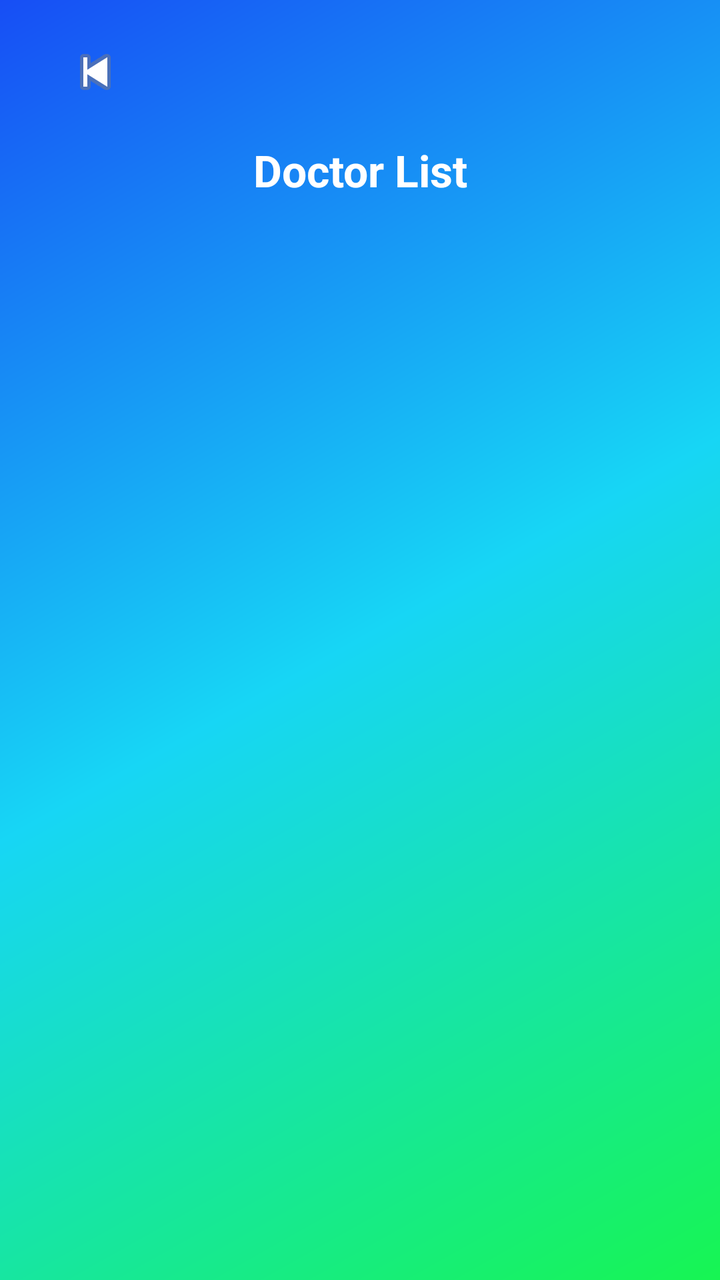
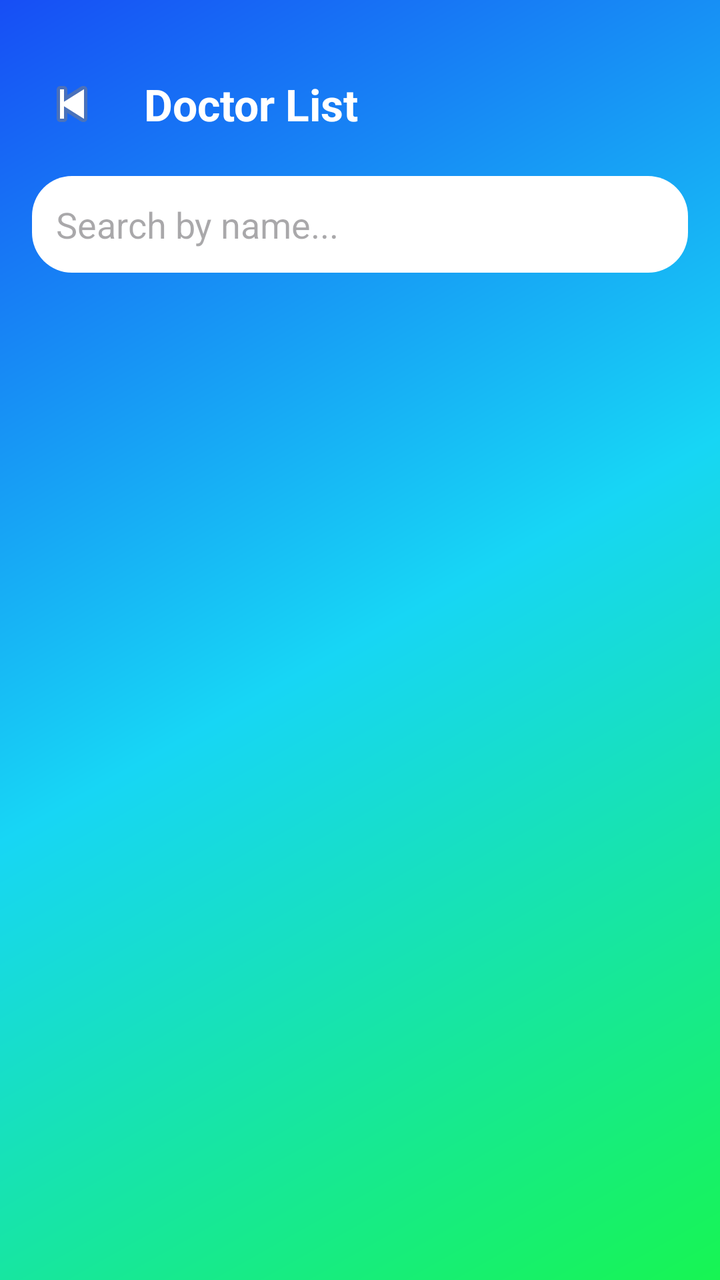

The first picture is an Android layout as it rendered before a commit; the second is the same layout after the commit. The layout source and the unified diff follow.
<!-- AndroidManifest.xml: application theme Theme.VitaCare_app_250 -->
<!-- res/layout/activity_doctor_list.xml -->
<?xml version="1.0" encoding="utf-8"?>
<androidx.constraintlayout.widget.ConstraintLayout
    xmlns:android="http://schemas.android.com/apk/res/android"
    xmlns:app="http://schemas.android.com/apk/res-auto"
    android:layout_width="match_parent"
    android:layout_height="match_parent"
    android:background="@drawable/gradient_background"
    android:padding="16dp">

    

    
    <ImageButton
        android:id="@+id/backButton"
        android:layout_width="40dp"
        android:layout_height="40dp"
        android:background="@android:color/transparent"
        android:contentDescription="Back"
        android:src="@android:drawable/ic_media_previous"
        app:layout_constraintBottom_toBottomOf="parent"
        app:layout_constraintEnd_toEndOf="parent"
        app:layout_constraintHorizontal_bias="0.041"
        app:layout_constraintStart_toStartOf="parent"
        app:layout_constraintTop_toTopOf="parent"
        app:layout_constraintVertical_bias="0.0" />

    

    <TextView
        android:id="@+id/textDoctorListTitle"
        android:layout_width="0dp"
        android:layout_height="wrap_content"
        android:gravity="center"
        android:text="Doctor List"
        android:textColor="@android:color/white"
        android:textSize="22sp"
        android:textStyle="bold"
        app:layout_constraintBottom_toBottomOf="parent"
        app:layout_constraintEnd_toEndOf="parent"
        app:layout_constraintHorizontal_bias="1.0"
        app:layout_constraintStart_toStartOf="parent"
        app:layout_constraintTop_toTopOf="parent"
        app:layout_constraintVertical_bias="0.094" />

    <androidx.recyclerview.widget.RecyclerView
        android:id="@+id/recyclerViewDoctors"
        android:layout_width="0dp"
        android:layout_height="0dp"
        android:layout_marginTop="24dp"
        app:layout_constraintTop_toBottomOf="@id/textDoctorListTitle"
        app:layout_constraintBottom_toBottomOf="parent"
        app:layout_constraintStart_toStartOf="parent"
        app:layout_constraintEnd_toEndOf="parent"/>
</androidx.constraintlayout.widget.ConstraintLayout>
<!-- resources referenced by this layout -->
<resources>
  <!-- drawable gradient_background (drawable) -->
  <?xml version="1.0" encoding="utf-8"?>
  <shape xmlns:android="http://schemas.android.com/apk/res/android"
      android:shape="rectangle">
      <gradient
          android:type="linear"
          android:angle="135"
          android:startColor="#17f552"
          android:centerColor="#17d6f5"
          android:endColor="#174ef5"
          android:useLevel="false"/>
  </shape>
  <style name="Theme.VitaCare_app_250" parent="Base.Theme.VitaCare_app_250" />
  <style name="Base.Theme.VitaCare_app_250" parent="Theme.Material3.DayNight.NoActionBar">
          
          
      </style>
</resources>

<!-- the commit's change to res/layout/activity_doctor_list.xml (unified diff, before → after) -->
@@ -8,47 +8,60 @@
     android:padding="16dp">
 
     
-
-    
     <ImageButton
         android:id="@+id/backButton"
         android:layout_width="40dp"
         android:layout_height="40dp"
+        android:layout_marginTop="16dp"
         android:background="@android:color/transparent"
         android:contentDescription="Back"
         android:src="@android:drawable/ic_media_previous"
-        app:layout_constraintBottom_toBottomOf="parent"
-        app:layout_constraintEnd_toEndOf="parent"
-        app:layout_constraintHorizontal_bias="0.041"
         app:layout_constraintStart_toStartOf="parent"
-        app:layout_constraintTop_toTopOf="parent"
-        app:layout_constraintVertical_bias="0.0" />
+        app:layout_constraintTop_toTopOf="parent" />
 
     
-
     <TextView
         android:id="@+id/textDoctorListTitle"
-        android:layout_width="0dp"
+        android:layout_width="wrap_content"
         android:layout_height="wrap_content"
-        android:gravity="center"
         android:text="Doctor List"
         android:textColor="@android:color/white"
         android:textSize="22sp"
         android:textStyle="bold"
-        app:layout_constraintBottom_toBottomOf="parent"
-        app:layout_constraintEnd_toEndOf="parent"
-        app:layout_constraintHorizontal_bias="1.0"
+        app:layout_constraintStart_toEndOf="@id/backButton"
+        app:layout_constraintTop_toTopOf="@id/backButton"
+        app:layout_constraintBottom_toBottomOf="@id/backButton"
+        android:layout_marginStart="16dp" />
+
+    <EditText
+        android:id="@+id/searchDoctorEditText"
+        android:layout_width="0dp"
+        android:layout_height="wrap_content"
+        android:hint="Search by name..."
+        android:background="@drawable/rounded_bg"
+        android:padding="12dp"
+        android:layout_marginTop="16dp"
+        app:layout_constraintTop_toBottomOf="@id/backButton"
         app:layout_constraintStart_toStartOf="parent"
-        app:layout_constraintTop_toTopOf="parent"
-        app:layout_constraintVertical_bias="0.094" />
+        app:layout_constraintEnd_toEndOf="parent" />
 
     <androidx.recyclerview.widget.RecyclerView
         android:id="@+id/recyclerViewDoctors"
         android:layout_width="0dp"
         android:layout_height="0dp"
-        android:layout_marginTop="24dp"
-        app:layout_constraintTop_toBottomOf="@id/textDoctorListTitle"
+        android:layout_marginTop="16dp"
+        app:layout_constraintTop_toBottomOf="@id/searchDoctorEditText"
         app:layout_constraintBottom_toBottomOf="parent"
         app:layout_constraintStart_toStartOf="parent"
         app:layout_constraintEnd_toEndOf="parent"/>
+
+    <ProgressBar
+        android:id="@+id/progressBar"
+        android:layout_width="wrap_content"
+        android:layout_height="wrap_content"
+        android:visibility="gone"
+        app:layout_constraintTop_toTopOf="parent"
+        app:layout_constraintBottom_toBottomOf="parent"
+        app:layout_constraintStart_toStartOf="parent"
+        app:layout_constraintEnd_toEndOf="parent" />
 </androidx.constraintlayout.widget.ConstraintLayout>
<!-- resource entries referenced after the edit -->
@@ -12,6 +12,17 @@
           android:endColor="#174ef5"
           android:useLevel="false"/>
   </shape>
+  <!-- drawable rounded_bg (drawable) -->
+  <shape xmlns:android="http://schemas.android.com/apk/res/android"
+      android:shape="rectangle">
+      <solid android:color="#FFFFFF"/>
+      <corners android:radius="20dp"/>
+      <padding
+          android:left="16dp"
+          android:top="16dp"
+          android:right="16dp"
+          android:bottom="16dp" />
+  </shape>
   <style name="Theme.VitaCare_app_250" parent="Base.Theme.VitaCare_app_250" />
   <style name="Base.Theme.VitaCare_app_250" parent="Theme.Material3.DayNight.NoActionBar">
           
